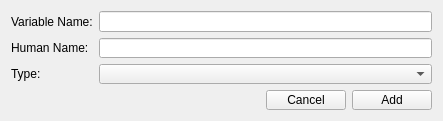
Above: Source/Applications/PluginMaker/UI_Files/AddFilterParameter.ui from BlueQuartzSoftware/DREAM3D before the change. Below: the same form after it.
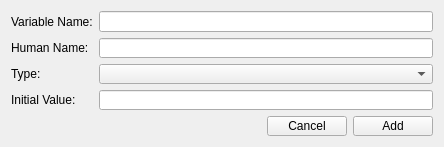
That is the form after the change. Custom widgets are drawn as their Qt base class.

Commit message:
Continued work on FilterMaker.
updates #318.

The edit to the form file:
```diff
--- a/Source/Applications/PluginMaker/UI_Files/AddFilterParameter.ui
+++ b/Source/Applications/PluginMaker/UI_Files/AddFilterParameter.ui
@@ -6,8 +6,8 @@
    <rect>
     <x>0</x>
     <y>0</y>
-    <width>443</width>
-    <height>121</height>
+    <width>444</width>
+    <height>147</height>
    </rect>
   </property>
   <property name="sizePolicy">
@@ -19,19 +19,22 @@
   <property name="minimumSize">
    <size>
     <width>0</width>
-    <height>121</height>
+    <height>147</height>
    </size>
   </property>
   <property name="maximumSize">
    <size>
     <width>16777215</width>
-    <height>121</height>
+    <height>147</height>
    </size>
   </property>
   <property name="windowTitle">
    <string>Add Filter Parameter</string>
   </property>
   <layout class="QGridLayout" name="gridLayout">
+   <item row="0" column="2">
+    <widget class="QLineEdit" name="varName"/>
+   </item>
    <item row="0" column="0">
     <widget class="QLabel" name="varNameLabel">
      <property name="text">
@@ -39,9 +42,6 @@
      </property>
     </widget>
    </item>
-   <item row="0" column="1">
-    <widget class="QLineEdit" name="varName"/>
-   </item>
    <item row="1" column="0">
     <widget class="QLabel" name="humanNameLabel">
      <property name="text">
@@ -49,7 +49,7 @@
      </property>
     </widget>
    </item>
-   <item row="1" column="1">
+   <item row="1" column="2">
     <widget class="QLineEdit" name="humanName"/>
    </item>
    <item row="2" column="0">
@@ -59,10 +59,10 @@
      </property>
     </widget>
    </item>
-   <item row="2" column="1">
+   <item row="2" column="2">
     <widget class="QComboBox" name="type"/>
    </item>
-   <item row="3" column="1">
+   <item row="4" column="2">
     <layout class="QHBoxLayout" name="horizontalLayout">
      <item>
       <widget class="QFSDropLabel" name="errorString">
@@ -93,6 +93,16 @@
      </item>
     </layout>
    </item>
+   <item row="3" column="0">
+    <widget class="QLabel" name="initValueLabel">
+     <property name="text">
+      <string>Initial Value:</string>
+     </property>
+    </widget>
+   </item>
+   <item row="3" column="2">
+    <widget class="QLineEdit" name="initValue"/>
+   </item>
   </layout>
  </widget>
  <customwidgets>
```
The commit also changes 95 other files.
